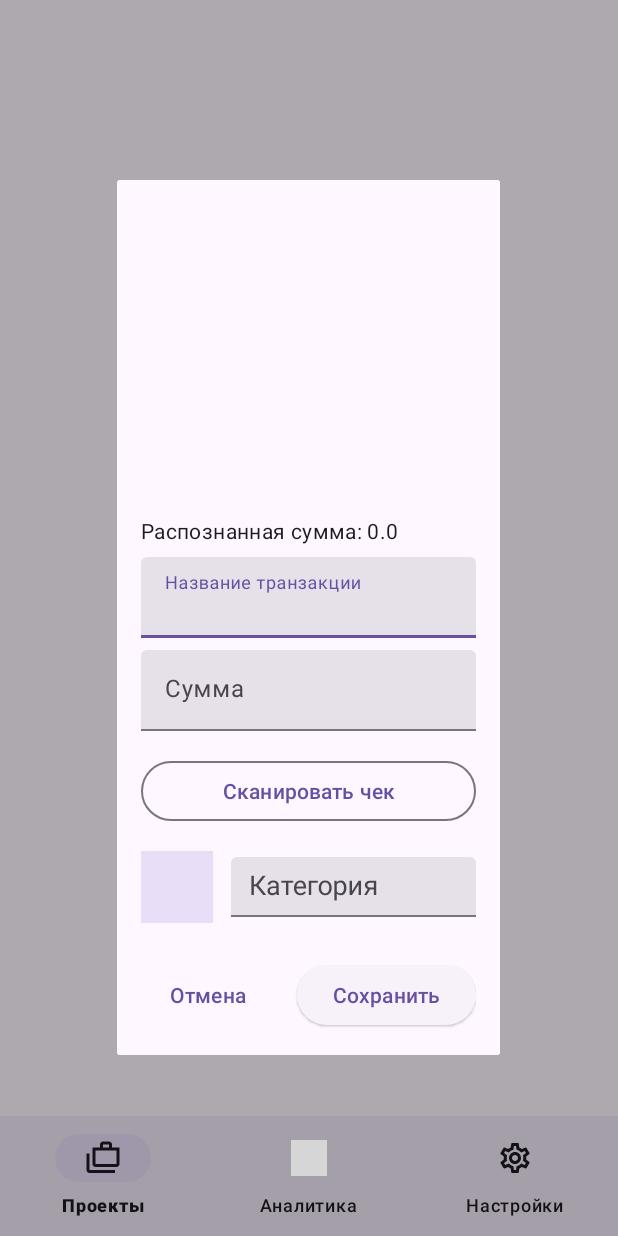
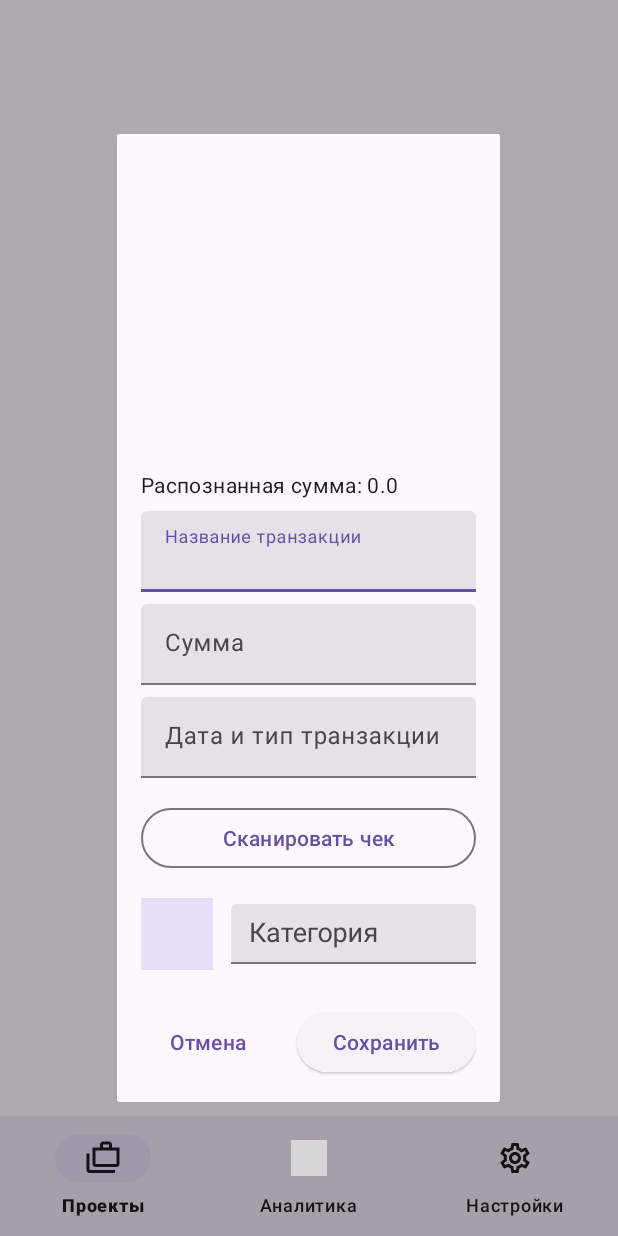
Before and after one commit to IslombekTurakulov/MyBudget-android, an Android app: the AddTransactionDialogFragment screen opened through its navigation route, on a phone screen of 412 x 824 dp. Run offline under Robolectric (Android 15) with nearby library versions, the phone set to English and light mode, and no system bars; our stand-ins replace Dagger/Hilt's generated code, navigation-ui; libraries missing offline, so code that uses them is left out: com.google.mlkit.vision; 3 statements that could not run were skipped; grey boxes are pictures that could not be loaded.

Commit message:
MYBUDGET-11: Fix navigation, add bottomsheet for add project screen and reset password logic

```diff
--- a/app/src/main/java/ru/iuturakulov/mybudget/MainActivity.kt
+++ b/app/src/main/java/ru/iuturakulov/mybudget/MainActivity.kt
@@ -66,6 +66,10 @@ class MainActivity : AppCompatActivity() {
                 R.id.resetPasswordFragment -> View.GONE
 
                 else -> View.VISIBLE
+            }
+
+            when (destination.id) {
+
             }
         }
     }
--- a/app/src/main/java/ru/iuturakulov/mybudget/data/remote/AuthService.kt
+++ b/app/src/main/java/ru/iuturakulov/mybudget/data/remote/AuthService.kt
@@ -2,7 +2,9 @@ package ru.iuturakulov.mybudget.data.remote
 
 import retrofit2.Response
 import retrofit2.http.Body
+import retrofit2.http.GET
 import retrofit2.http.POST
+import retrofit2.http.Query
 
 interface AuthService {
 
@@ -15,8 +17,8 @@ interface AuthService {
     suspend fun register(@Body request: RegisterRequest): Response<Void>
 
     // Восстановление пароля
-    @POST("auth/reset-password")
-    suspend fun resetPassword(@Body request: ResetPasswordRequest): Response<Void>
+    @GET("auth/reset-password")
+    suspend fun resetPassword(@Query("email") email: String): Response<Void>
 
     // Смена пароля
     @POST("auth/change-password")
--- a/app/src/main/java/ru/iuturakulov/mybudget/ui/projects/list/ProjectListFragment.kt
+++ b/app/src/main/java/ru/iuturakulov/mybudget/ui/projects/list/ProjectListFragment.kt
@@ -23,6 +23,7 @@ import ru.iuturakulov.mybudget.data.local.entities.ProjectStatus
 import ru.iuturakulov.mybudget.databinding.DialogFilterBinding
 import ru.iuturakulov.mybudget.databinding.FragmentProjectListBinding
 import ru.iuturakulov.mybudget.ui.BaseFragment
+import ru.iuturakulov.mybudget.ui.projects.create.CreateProjectFragment
 
 @AndroidEntryPoint
 class ProjectListFragment :
@@ -60,7 +61,8 @@ class ProjectListFragment :
         }
 
         binding.fabAddProject.setOnClickListener {
-            findNavController().navigate(R.id.action_projects_to_create)
+            val createProjectBottomSheet = CreateProjectFragment()
+            createProjectBottomSheet.show(this.requireActivity().supportFragmentManager, "CreateProjectFragment")
         }
 
         binding.fabFilterProjects.setOnClickListener {
--- a/app/src/main/java/ru/iuturakulov/mybudget/ui/resetPassword/ResetPasswordViewModel.kt
+++ b/app/src/main/java/ru/iuturakulov/mybudget/ui/resetPassword/ResetPasswordViewModel.kt
@@ -22,7 +22,7 @@ class ResetPasswordViewModel @Inject constructor(
         _resetPasswordState.value = ResetPasswordState.Loading
         viewModelScope.launch {
             try {
-                val response = authService.resetPassword(AuthService.ResetPasswordRequest(email))
+                val response = authService.resetPassword(email)
                 if (response.isSuccessful) {
                     _resetPasswordState.value = ResetPasswordState.Success
                 } else {
--- a/app/src/main/res/layout/dialog_add_transaction.xml
+++ b/app/src/main/res/layout/dialog_add_transaction.xml
@@ -53,6 +53,22 @@
             android:layout_height="wrap_content"
             android:inputType="numberDecimal" />
     </com.google.android.material.textfield.TextInputLayout>
+
+
+    <com.google.android.material.textfield.TextInputLayout
+        android:layout_width="match_parent"
+        android:layout_height="wrap_content"
+        android:hint="Дата и тип транзакции"
+        style="@style/Widget.Material3.TextInputLayout.FilledBox.Dense"
+        android:layout_marginTop="8dp">
+
+        <com.google.android.material.textfield.TextInputEditText
+            android:id="@+id/etTransactionDate"
+            android:layout_width="match_parent"
+            android:layout_height="wrap_content"
+            android:inputType="numberDecimal" />
+    </com.google.android.material.textfield.TextInputLayout>
+
 
     <!-- Кнопка "Сканировать чек" -->
         <com.google.android.material.button.MaterialButton
--- a/app/src/main/res/layout/fragment_project_accept_invite.xml
+++ /dev/null
@@ -1,6 +0,0 @@
-<?xml version="1.0" encoding="utf-8"?>
-<androidx.constraintlayout.widget.ConstraintLayout xmlns:android="http://schemas.android.com/apk/res/android"
-    android:layout_width="match_parent"
-    android:layout_height="match_parent">
-
-</androidx.constraintlayout.widget.ConstraintLayout>
--- a/app/src/main/res/layout/fragment_project_invite.xml
+++ /dev/null
@@ -1,6 +0,0 @@
-<?xml version="1.0" encoding="utf-8"?>
-<androidx.constraintlayout.widget.ConstraintLayout xmlns:android="http://schemas.android.com/apk/res/android"
-    android:layout_width="match_parent"
-    android:layout_height="match_parent">
-
-</androidx.constraintlayout.widget.ConstraintLayout>
--- a/app/src/main/res/layout/fragment_project_list.xml
+++ b/app/src/main/res/layout/fragment_project_list.xml
@@ -83,7 +83,8 @@
                 android:layout_height="match_parent"
                 android:padding="8dp"
                 app:layoutManager="androidx.recyclerview.widget.LinearLayoutManager"
-                tools:listitem="@layout/item_project" />
+                tools:listitem="@layout/item_project"
+                tools:itemCount="1"/>
         </androidx.swiperefreshlayout.widget.SwipeRefreshLayout>
 
         <!-- Кнопка добавления проекта -->
--- a/app/src/main/res/menu/menu_main.xml
+++ b/app/src/main/res/menu/menu_main.xml
@@ -7,13 +7,13 @@
         app:showAsAction="ifRoom" />
 
     <item
-        android:id="@+id/navigation_analytics"
+        android:id="@+id/analyticsFragment"
         android:icon="@drawable/outline_analytics_24"
         android:title="Аналитика"
         app:showAsAction="ifRoom" />
 
     <item
-        android:id="@+id/navigation_settings"
+        android:id="@+id/settingsFragment"
         android:icon="@drawable/outline_settings_24"
         android:title="Настройки"
         app:showAsAction="ifRoom" />
```
Also changed, not shown: app/build.gradle.kts (+2 -5 lines), app/src/main/java/ru/iuturakulov/mybudget/ui/BaseBottomSheetDialogFragment.kt (added, +41 -0 lines), app/src/main/java/ru/iuturakulov/mybudget/ui/projects/create/CreateProjectFragment.kt (+4 -4 lines).
